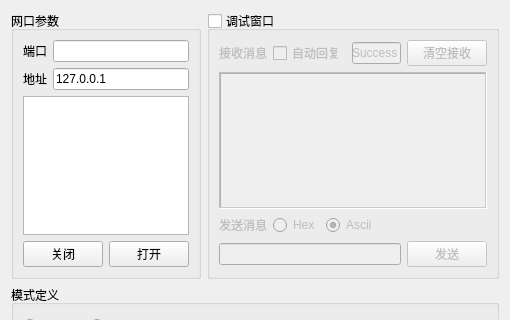
This is qg_netportsettings.ui in ours1984/QtCommunication as Qt 5 draws it before an edit; both pictures show x 0 to 510 and y 0 to 320 of the 510 by 510 pixel window. The edited form follows.
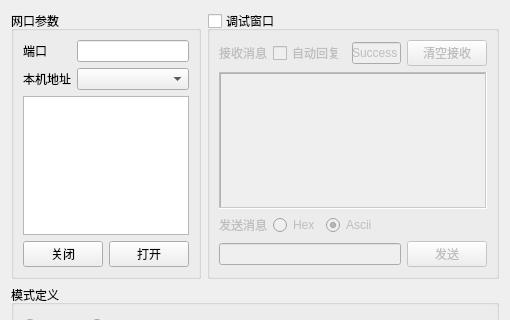
This is the edited form. The open tabs and pages were chosen to show the change.

What changed in the file:
```diff
--- a/qg_netportsettings.ui
+++ b/qg_netportsettings.ui
@@ -31,8 +31,9 @@
          <number>9</number>
         </property>
         <item>
-         <widget class="QWidget" name="lay_param" native="true">
-          <layout class="QGridLayout" name="_2">
+         <widget class="QStackedWidget" name="lay_param">
+          <widget class="QWidget" name="lay_paramPage1" native="true">
+           <layout class="QGridLayout" name="_2" columnstretch="0,0">
            <property name="leftMargin">
             <number>0</number>
            </property>
@@ -70,7 +71,7 @@
            <item row="1" column="0">
             <widget class="QLabel" name="label_7">
              <property name="text">
-              <string>地址</string>
+               <string>远程地址</string>
              </property>
             </widget>
            </item>
@@ -85,6 +86,43 @@
             </widget>
            </item>
           </layout>
+          </widget>
+          <widget class="QWidget" name="page">
+           <layout class="QGridLayout" name="gridLayout_2" columnstretch="0,0">
+            <property name="leftMargin">
+             <number>0</number>
+            </property>
+            <property name="topMargin">
+             <number>0</number>
+            </property>
+            <property name="rightMargin">
+             <number>0</number>
+            </property>
+            <property name="bottomMargin">
+             <number>0</number>
+            </property>
+            <item row="0" column="0">
+             <widget class="QLabel" name="label_9">
+              <property name="text">
+               <string>端口</string>
+              </property>
+             </widget>
+            </item>
+            <item row="0" column="1">
+             <widget class="QLineEdit" name="le_sport"/>
+            </item>
+            <item row="1" column="0">
+             <widget class="QLabel" name="label_10">
+              <property name="text">
+               <string>本机地址</string>
+              </property>
+             </widget>
+            </item>
+            <item row="1" column="1">
+             <widget class="QComboBox" name="cb_sip"/>
+            </item>
+           </layout>
+          </widget>
          </widget>
         </item>
         <item>
```
Left out of the diff: 4 changed lines with no effect on the pictures. Lines whose indentation alone changed are shown as unchanged.
